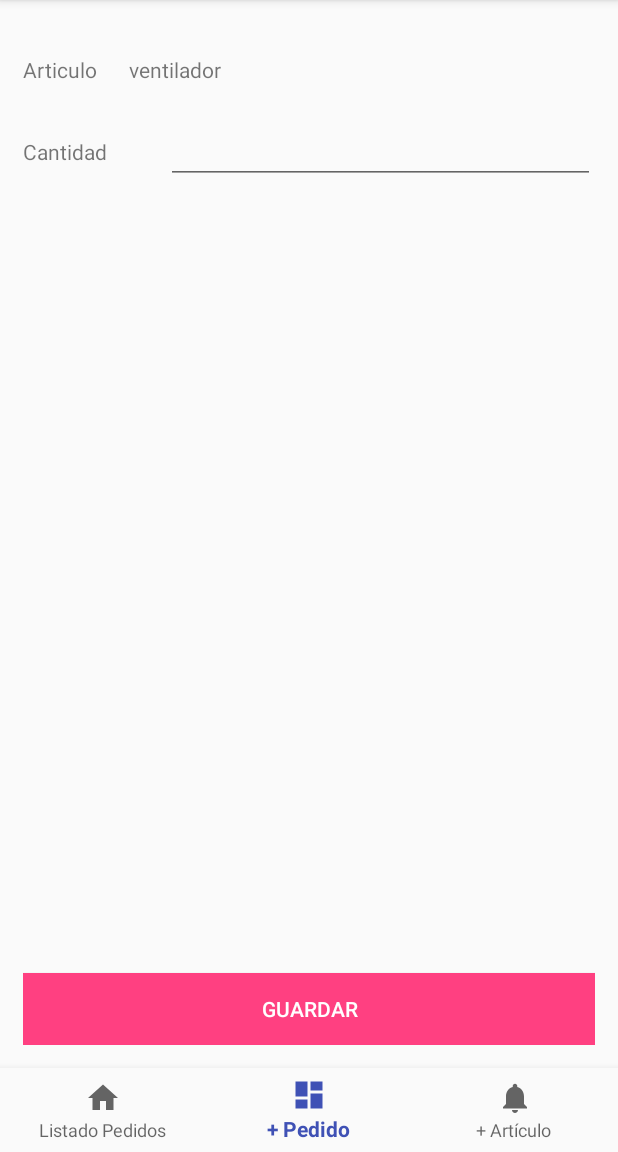
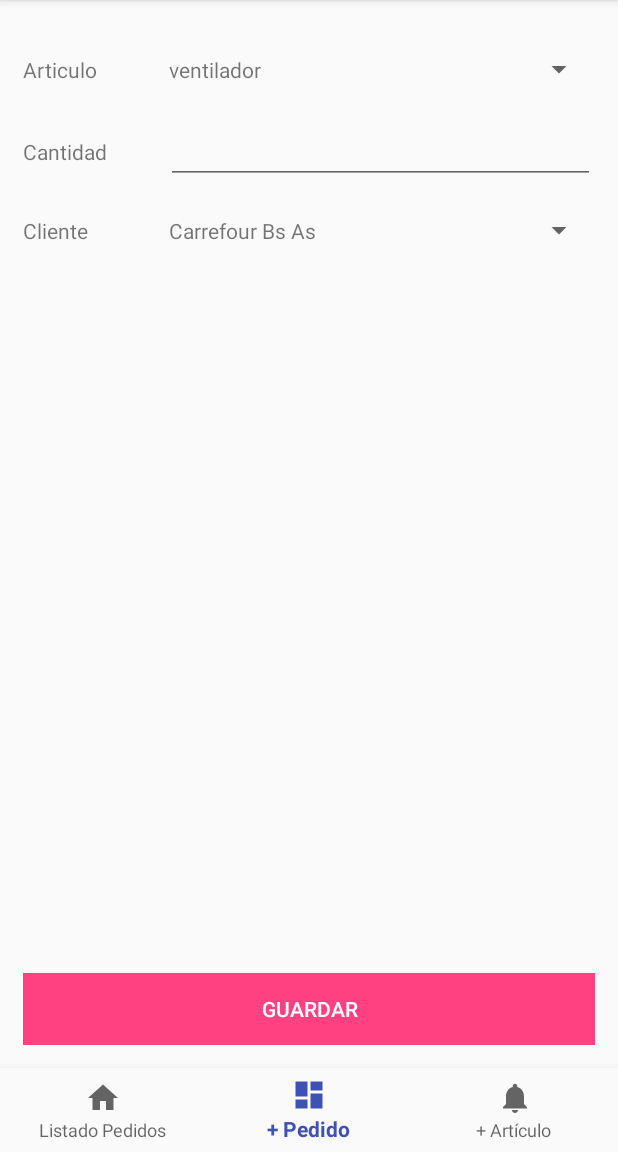
Before and after one commit to dengue8830/mvp, an Android app: the screen it shows after launch (MainActivity), item 2 of the bottom bar chosen, on a phone screen of 412 x 824 dp, the part 84-1236 px from its top. Run offline under Robolectric (Android 15) with nearby library versions, the phone set to English and light mode, and no system bars; libraries missing offline, so code that uses them is left out: com.codetroopers.betterpickers.

Commit message:
funciona completo

```diff
--- a/app/src/main/java/com/amla/examen2/adapters/ListadoPedidosAdapter.java
+++ b/app/src/main/java/com/amla/examen2/adapters/ListadoPedidosAdapter.java
@@ -31,7 +31,7 @@ public class ListadoPedidosAdapter extends RecyclerView.Adapter<ListadoPedidosAd
     public void onBindViewHolder(final ViewHolder holder, int position) {
         holder.mPedido = mPedidos.get(position);
         holder.mTotal.setText(holder.mPedido.getTotal()+"");
-        holder.mCliente.setText("david");
+        holder.mCliente.setText(holder.mPedido.getCliente().getNombre());
     }
 
     @Override
--- /dev/null
+++ b/app/src/main/java/com/amla/examen2/model/service/ClienteService.java
@@ -0,0 +1,21 @@
+package com.amla.examen2.model.service;
+
+import com.amla.examen2.model.vo.Cliente;
+
+import java.util.ArrayList;
+import java.util.List;
+
+public class ClienteService {
+    private static List<Cliente> clientes;
+
+    static {
+        clientes = new ArrayList<>();
+        clientes.add(new Cliente(clientes.size()+1, "Carrefour Bs As", "Bs As - Avellaneda 54"));
+        clientes.add(new Cliente(clientes.size()+1, "Hiper Comodir", "Jujuy - Monteagudo 1326"));
+    }
+
+    //TODO: no deben ser estaticos, usar inyeccion de dependencias
+    public static List<Cliente> getClientes(){
+        return clientes;
+    }
+}
--- a/app/src/main/java/com/amla/examen2/model/service/PedidoService.java
+++ b/app/src/main/java/com/amla/examen2/model/service/PedidoService.java
@@ -1,6 +1,7 @@
 package com.amla.examen2.model.service;
 
 import com.amla.examen2.model.vo.Articulo;
+import com.amla.examen2.model.vo.Cliente;
 import com.amla.examen2.model.vo.Pedido;
 
 import java.util.ArrayList;
@@ -11,7 +12,7 @@ public class PedidoService {
     private static List<Pedido> pedidos = new ArrayList<>();
 
     static {
-        pedidos.add(new Pedido(pedidos.size()+1, ArticuloService.getArticulos().get(0), 2));
+        pedidos.add(new Pedido(pedidos.size()+1, ArticuloService.getArticulos().get(0), ClienteService.getClientes().get(0), 2));
     }
 
     public static List<Pedido> getPedidos(){
@@ -36,7 +37,7 @@ public class PedidoService {
         return fecha1.get(Calendar.DAY_OF_MONTH) == fecha2.get(Calendar.DAY_OF_MONTH) && fecha1.get(Calendar.MONTH) == fecha2.get(Calendar.MONTH) && fecha1.get(Calendar.YEAR) == fecha2.get(Calendar.YEAR);
     }
 
-    public static void addPedido(Articulo articulo, int cantidad) {
-        pedidos.add(new Pedido(pedidos.size()+1, articulo, cantidad));
+    public static void addPedido(Articulo articulo, Cliente cliente, int cantidad) {
+        pedidos.add(new Pedido(pedidos.size()+1, articulo, cliente, cantidad));
     }
 }
--- /dev/null
+++ b/app/src/main/java/com/amla/examen2/model/vo/Cliente.java
@@ -0,0 +1,37 @@
+package com.amla.examen2.model.vo;
+
+public class Cliente {
+    private int id;
+    private String nombre;
+    private String direccion;
+
+    public Cliente(int id, String nombre, String direccion) {
+        this.id = id;
+        this.nombre = nombre;
+        this.direccion = direccion;
+    }
+
+    public int getId() {
+        return id;
+    }
+
+    public void setId(int id) {
+        this.id = id;
+    }
+
+    public String getNombre() {
+        return nombre;
+    }
+
+    public void setNombre(String nombre) {
+        this.nombre = nombre;
+    }
+
+    public String getDireccion() {
+        return direccion;
+    }
+
+    public void setDireccion(String direccion) {
+        this.direccion = direccion;
+    }
+}
--- a/app/src/main/java/com/amla/examen2/model/vo/Pedido.java
+++ b/app/src/main/java/com/amla/examen2/model/vo/Pedido.java
@@ -6,13 +6,15 @@ public class Pedido {
     private int id;
     private Calendar fecha;
     private Articulo articulo;
+    private Cliente cliente;
     private int cantidad;
 
-    public Pedido(int id, Articulo articulo, int cantidad) {
+    public Pedido(int id, Articulo articulo, Cliente cliente, int cantidad) {
         this.id = id;
         this.articulo = articulo;
         this.fecha = Calendar.getInstance();
         this.cantidad = cantidad;
+        this.cliente = cliente;
     }
 
     public int getId() {
@@ -50,4 +52,8 @@ public class Pedido {
     public void setCantidad(int cantidad) {
         this.cantidad = cantidad;
     }
+
+    public Cliente getCliente(){
+        return this.cliente;
+    }
 }
--- a/app/src/main/java/com/amla/examen2/presenter/NuevoPedidoPresenter.java
+++ b/app/src/main/java/com/amla/examen2/presenter/NuevoPedidoPresenter.java
@@ -1,8 +1,10 @@
 package com.amla.examen2.presenter;
 
 import com.amla.examen2.model.service.ArticuloService;
+import com.amla.examen2.model.service.ClienteService;
 import com.amla.examen2.model.service.PedidoService;
 import com.amla.examen2.model.vo.Articulo;
+import com.amla.examen2.model.vo.Cliente;
 import com.amla.examen2.views.fragments.NuevoPedidoFragment;
 
 import java.util.ArrayList;
@@ -13,18 +15,20 @@ public class NuevoPedidoPresenter {
     private NuevoPedidoFragment mView;
     private Articulo articulo;
     private int cantidad;
+    private Cliente cliente;
 
     public NuevoPedidoPresenter(NuevoPedidoFragment view) {
         mView = view;
     }
 
-    public List<Articulo> getArticulos() {
-        return  ArticuloService.getArticulos();
-    }
-
     public void addPedido() {
         if(articulo == null){
             mView.mostrarErrorSinArticulo();
+            return;
+        }
+
+        if(cliente == null){
+            mView.mostrarErrorSinCliente();
             return;
         }
 
@@ -34,12 +38,15 @@ public class NuevoPedidoPresenter {
         }
 
         try {
-            PedidoService.addPedido(articulo, cantidad);
+            PedidoService.addPedido(articulo, cliente, cantidad);
         } catch (Exception e) {
             mView.errorAlGuardarPedido();
+            return;
         }
 
+        cantidad = 0;
         mView.pedidoGuardado();
+        mView.setCantidad(cantidad);
     }
 
     public void setArticulo(int posicionArticulo) {
@@ -50,7 +57,7 @@ public class NuevoPedidoPresenter {
         try{
             this.cantidad = Integer.parseInt(cantidad.toString());
         } catch (Exception e) {
-            mView.mostrarErrorCantidadDebeSerMayorAcero();
+            mView.mostrarErrorIngresarCantidad();
         }
     }
 
@@ -63,4 +70,18 @@ public class NuevoPedidoPresenter {
 
         return nombresArticulos;
     }
+
+    public List<String> getNombresClientes() {
+        List<String> nombresClientes = new ArrayList<>();
+
+        for (Cliente cliente : ClienteService.getClientes()){
+            nombresClientes.add(cliente.getNombre());
+        }
+
+        return nombresClientes;
+    }
+
+    public void setCliente(int posicionCliente) {
+        this.cliente = ClienteService.getClientes().get(posicionCliente);
+    }
 }
--- a/app/src/main/java/com/amla/examen2/views/fragments/NuevoPedidoFragment.java
+++ b/app/src/main/java/com/amla/examen2/views/fragments/NuevoPedidoFragment.java
@@ -16,13 +16,11 @@ import android.widget.Toast;
 import com.amla.examen2.R;
 import com.amla.examen2.presenter.NuevoPedidoPresenter;
 
-import java.util.ArrayList;
-import java.util.List;
-
 public class NuevoPedidoFragment extends Fragment {
     private NuevoPedidoPresenter mPresenter;
     private Spinner mArticulo;
     private TextView mCantidad;
+    private Spinner mClientes;
 
     public NuevoPedidoFragment() {
         // Required empty public constructor
@@ -43,11 +41,9 @@ public class NuevoPedidoFragment extends Fragment {
     public View onCreateView(LayoutInflater inflater, ViewGroup container, Bundle savedInstanceState) {
         View view = inflater.inflate(R.layout.fragment_nuevo_pedido, container, false);
 
-        mArticulo = (Spinner) view.findViewById(R.id.spinner);
-
-        mCantidad = (TextView) view.findViewById(R.id.cantidad);
+        mArticulo = (Spinner) view.findViewById(R.id.spinnerArticulo);
         ArrayAdapter<String> adapter = new ArrayAdapter<>(getContext(), R.layout.radiotul_simple_spinner_item, mPresenter.getNombresArticulos());
-        adapter.setDropDownViewResource(R.layout.layout_radiotul_spinner_dropdown_primary_item);//android.R.layout.simple_spinner_dropdown_item
+        adapter.setDropDownViewResource(R.layout.layout_radiotul_spinner_dropdown_primary_item);
         mArticulo.setAdapter(adapter);
         mArticulo.setOnItemSelectedListener(new AdapterView.OnItemSelectedListener() {
             @Override
@@ -59,6 +55,23 @@ public class NuevoPedidoFragment extends Fragment {
             public void onNothingSelected(AdapterView<?> parent) {
             }
         });
+
+        mClientes = (Spinner) view.findViewById(R.id.spinnerCliente);
+        ArrayAdapter<String> adapterClientes = new ArrayAdapter<>(getContext(), R.layout.radiotul_simple_spinner_item, mPresenter.getNombresClientes());
+        adapterClientes.setDropDownViewResource(R.layout.layout_radiotul_spinner_dropdown_primary_item);
+        mClientes.setAdapter(adapterClientes);
+        mClientes.setOnItemSelectedListener(new AdapterView.OnItemSelectedListener() {
+            @Override
+            public void onItemSelected(AdapterView<?> parent, View view, int position, long id) {
+                mPresenter.setCliente(position);
+            }
+
+            @Override
+            public void onNothingSelected(AdapterView<?> parent) {
+            }
+        });
+
+        mCantidad = (TextView) view.findViewById(R.id.cantidad);
         mCantidad.addTextChangedListener(new TextWatcher() {
             @Override
             public void beforeTextChanged(CharSequence s, int start, int count, int after) {
@@ -84,6 +97,9 @@ public class NuevoPedidoFragment extends Fragment {
         return view;
     }
 
+    public void setCantidad(int cantidad){
+        mCantidad.setText(cantidad == 0 ? "" : cantidad+"");
+    }
 
     public void errorAlGuardarPedido() {
         Toast.makeText(getContext(), "Error al guardar el pedido", Toast.LENGTH_LONG).show();
@@ -100,4 +116,12 @@ public class NuevoPedidoFragment extends Fragment {
     public void mostrarErrorCantidadDebeSerMayorAcero() {
         Toast.makeText(getContext(), "Las cantidades deben ser mayor a cero", Toast.LENGTH_LONG).show();
     }
+
+    public void mostrarErrorIngresarCantidad() {
+        Toast.makeText(getContext(), "Debes ingresar una cantidad", Toast.LENGTH_LONG).show();
+    }
+
+    public void mostrarErrorSinCliente() {
+        Toast.makeText(getContext(), "Debes elegir un cliente", Toast.LENGTH_LONG).show();
+    }
 }
--- a/app/src/main/res/layout/fragment_nuevo_pedido.xml
+++ b/app/src/main/res/layout/fragment_nuevo_pedido.xml
@@ -3,13 +3,25 @@
     android:layout_height="match_parent"
     android:padding="15dp">
 
-    <LinearLayout xmlns:android="http://schemas.android.com/apk/res/android"
-        android:layout_width="fill_parent"
+    <Button
+        android:id="@+id/btnGuardarPedido"
+        android:layout_width="match_parent"
         android:layout_height="wrap_content"
-        android:orientation="vertical">
+        android:layout_alignParentBottom="true"
+        android:text="GUARDAR"
+        android:background="@color/colorAccent"
+        android:textColor="#FFFF"/>
+
+    <LinearLayout
+        android:id="@+id/nuevo_pedido_form"
+        android:layout_width="match_parent"
+        android:layout_height="wrap_content"
+        android:orientation="vertical"
+        android:layout_alignParentTop="true"
+        android:layout_above="@+id/btnGuardarPedido">
 
         <LinearLayout
-            android:layout_width="fill_parent"
+            android:layout_width="match_parent"
             android:layout_height="wrap_content"
             android:orientation="horizontal">
 
@@ -20,8 +32,8 @@
                 android:text="Articulo" />
 
             <Spinner
-                android:id="@+id/spinner"
-                android:layout_width="match_parent"
+                android:id="@+id/spinnerArticulo"
+                android:layout_width="0dp"
                 android:layout_height="wrap_content"
                 android:layout_weight="1"
                 android:gravity="right"
@@ -31,7 +43,7 @@
         </LinearLayout>
 
         <LinearLayout
-            android:layout_width="fill_parent"
+            android:layout_width="match_parent"
             android:layout_height="wrap_content"
             android:orientation="horizontal">
 
@@ -49,14 +61,27 @@
                 android:ems="10"
                 android:inputType="numberSigned"/>
         </LinearLayout>
+
+        <LinearLayout
+            android:layout_width="match_parent"
+            android:layout_height="wrap_content"
+            android:orientation="horizontal">
+
+            <TextView
+                android:layout_width="0dp"
+                android:layout_height="wrap_content"
+                android:layout_weight="0.25"
+                android:text="Cliente" />
+
+            <Spinner
+                android:id="@+id/spinnerCliente"
+                android:layout_width="0dp"
+                android:layout_height="wrap_content"
+                android:layout_weight="1"
+                android:gravity="right"
+                android:maxLength="12"
+                android:padding="16dp"
+                android:textSize="16dp" />
+        </LinearLayout>
     </LinearLayout>
-
-    <Button
-        android:id="@+id/btnGuardarPedido"
-        android:layout_width="match_parent"
-        android:layout_height="wrap_content"
-        android:layout_alignParentBottom="true"
-        android:text="GUARDAR"
-        android:background="@color/colorAccent"
-        android:textColor="#FFFF"/>
 </RelativeLayout>
```
